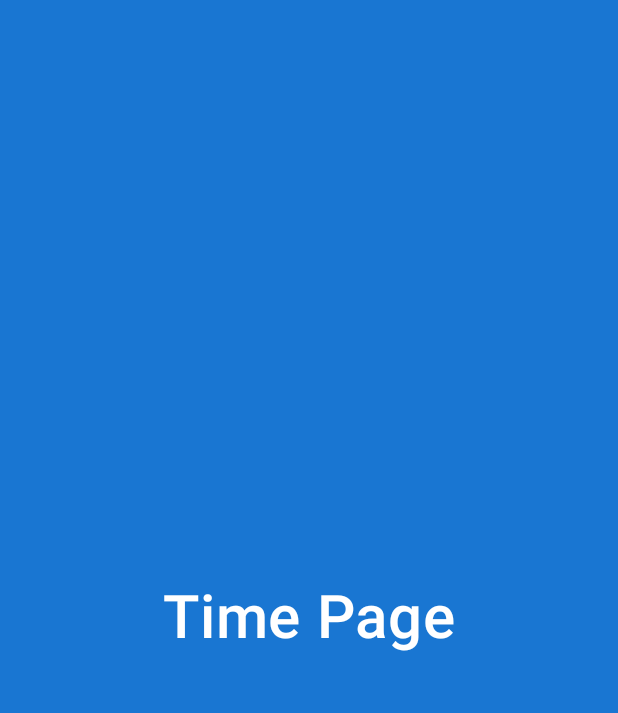
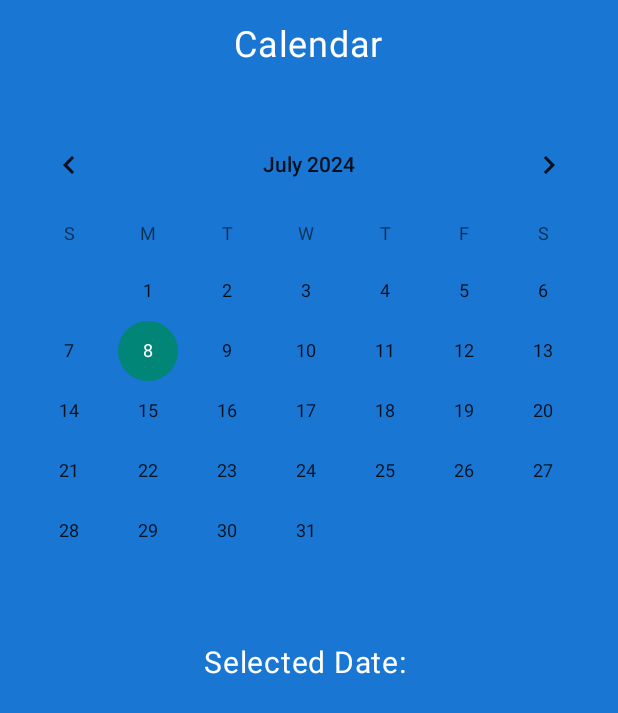
Before and after one commit to vivalavida624/ShiftApp, an Android app built with Jetpack Compose: the composable EmployeeContentScreen called with empty values, on a phone screen of 412 x 824 dp. Shown: the top 713 px of the screen. Run offline under Robolectric (Android 15) with nearby library versions, the phone set to English and light mode, and no system bars.

Commit message:
EmployeeTimePage calendar added

```diff
--- a/app/src/main/java/com/map08/shiftapp/Navigation.kt
+++ b/app/src/main/java/com/map08/shiftapp/Navigation.kt
@@ -31,6 +31,9 @@ fun Navigation(modifier: Modifier = Modifier) {
         composable("createProfile") {
             CreateProfilePage()
         }
+        composable("time") {
+            EmployeeTimePage()
+        }
         composable("manager-login") {
             ManagerLoginPage()
         }
--- a/app/src/main/java/com/map08/shiftapp/pages/EmployeeTimePage.kt
+++ b/app/src/main/java/com/map08/shiftapp/pages/EmployeeTimePage.kt
@@ -1,30 +1,55 @@
 package com.map08.shiftapp.pages
 
+import android.widget.CalendarView
 import androidx.compose.foundation.background
-import androidx.compose.foundation.layout.Arrangement
-import androidx.compose.foundation.layout.Column
-import androidx.compose.foundation.layout.fillMaxSize
+import androidx.compose.foundation.layout.*
 import androidx.compose.material3.Text
-import androidx.compose.runtime.Composable
+import androidx.compose.runtime.*
 import androidx.compose.ui.Alignment
 import androidx.compose.ui.Modifier
 import androidx.compose.ui.graphics.Color
-import androidx.compose.ui.text.font.FontWeight
+import androidx.compose.ui.platform.LocalContext
+import androidx.compose.ui.unit.dp
 import androidx.compose.ui.unit.sp
+import androidx.compose.ui.viewinterop.AndroidView
+import java.util.*
 
 @Composable
 fun EmployeeTimePage() {
+    var selectedDate by remember { mutableStateOf("") }
+    val context = LocalContext.current
+
     Column(
-        modifier = Modifier.fillMaxSize().background(Color(0XFF1976D2)),
-        verticalArrangement = Arrangement.Center,
+        modifier = Modifier
+            .fillMaxSize()
+            .background(Color(0XFF1976D2)),
+        verticalArrangement = Arrangement.Top,
         horizontalAlignment = Alignment.CenterHorizontally
     ) {
         Text(
-            text = "Time Page",
-            fontSize = 40.sp,
-            fontWeight = FontWeight.SemiBold,
+            text = "Calendar",
+            fontSize = 24.sp,
+            color = Color.White,
+            modifier = Modifier.padding(16.dp)
+        )
+
+        Spacer(modifier = Modifier.height(16.dp))
+
+        AndroidView(
+            modifier = Modifier.fillMaxWidth(),
+            factory = { CalendarView(context).apply {
+                setOnDateChangeListener { _, year, month, dayOfMonth ->
+                    selectedDate = "$dayOfMonth/${month + 1}/$year"
+                }
+            } }
+        )
+
+        Spacer(modifier = Modifier.height(16.dp))
+
+        Text(
+            text = "Selected Date: $selectedDate",
+            fontSize = 20.sp,
             color = Color.White
         )
-
     }
 }
```
